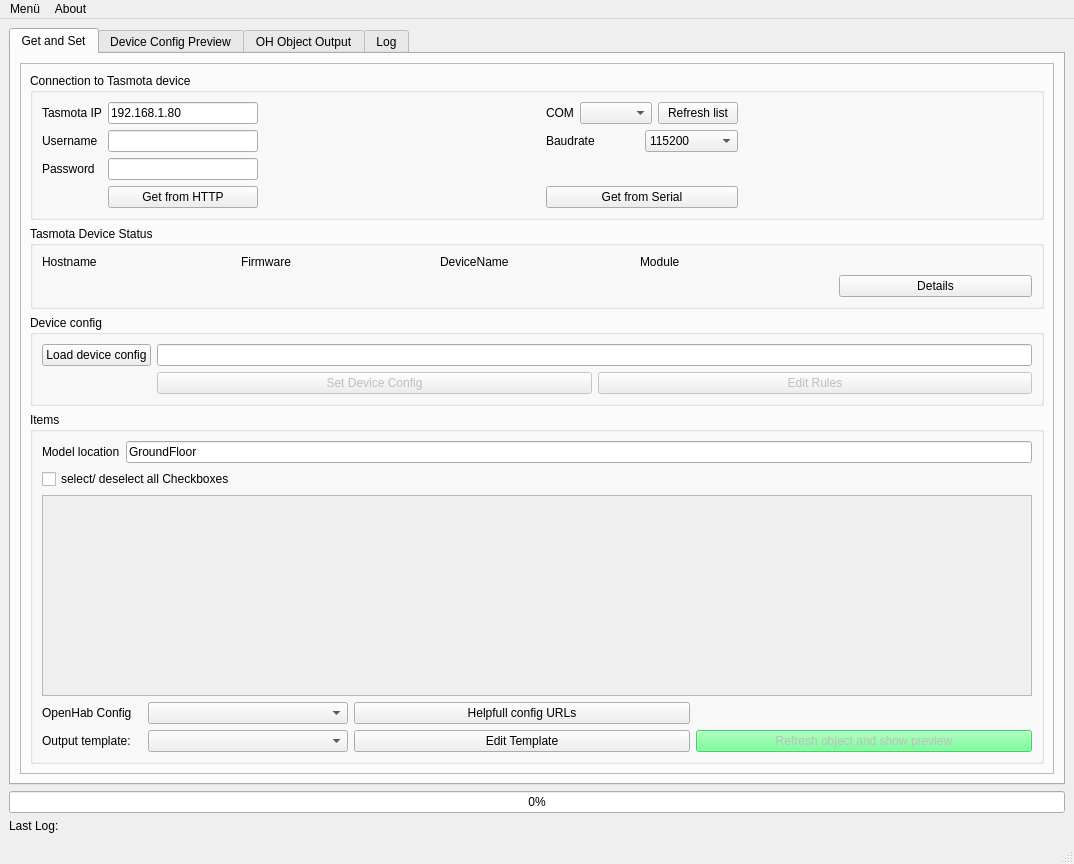
Before: the Qt Designer form tasmohabUI.ui in Gifford47/tasmohab, drawn with Qt 5.
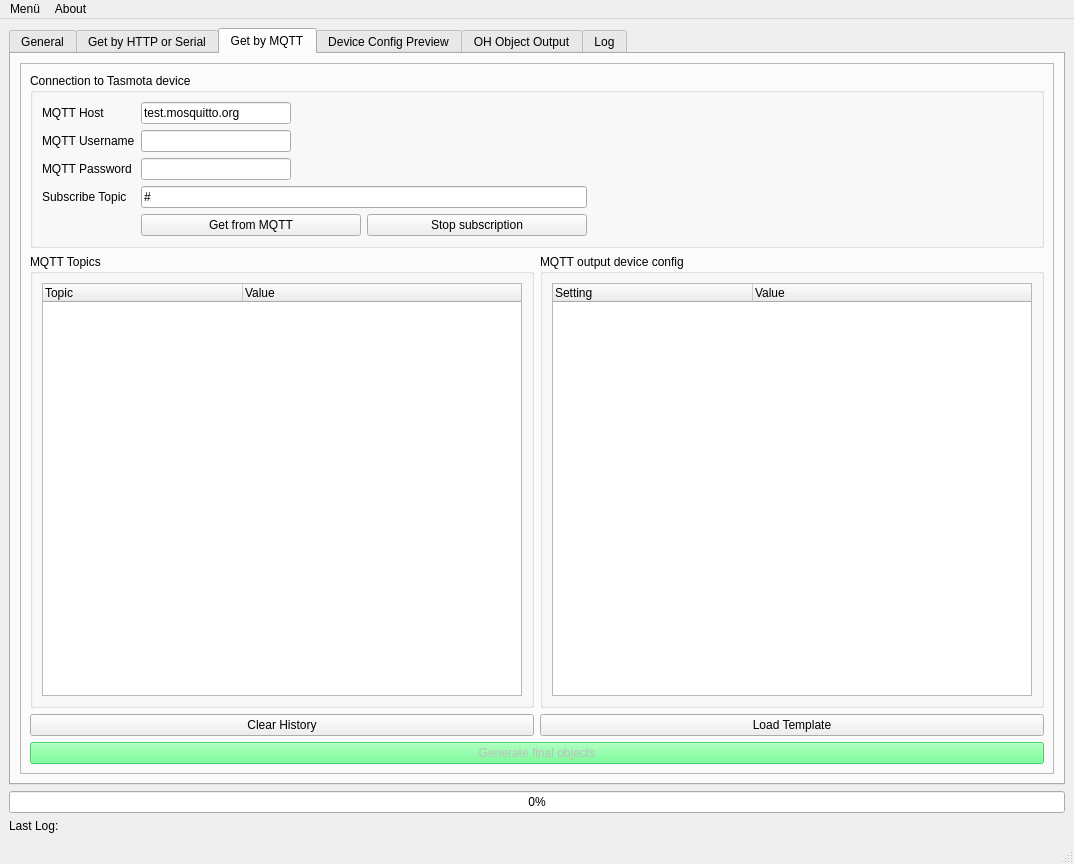
After: the same form once the commit is applied. The open tabs and pages were chosen to show the change. Icons and pictures are not drawn.

Commit message: added mqtt functionality to include devices via mqtt topic data

Diff of the .ui file:
```diff
--- a/tasmohabUI.ui
+++ b/tasmohabUI.ui
@@ -22,7 +22,128 @@
       </property>
       <widget class="QWidget" name="tab">
        <attribute name="title">
-        <string>Get and Set</string>
+        <string>General</string>
+       </attribute>
+       <layout class="QVBoxLayout" name="verticalLayout_17">
+        <item>
+         <layout class="QVBoxLayout" name="verticalLayout_16">
+          <item>
+           <layout class="QGridLayout" name="gridLayout_22">
+            <item row="1" column="0">
+             <widget class="QLabel" name="label_18">
+              <property name="toolTip">
+               <string>Select the right OpenHab config (definded in tasmohab.cfg)</string>
+              </property>
+              <property name="toolTipDuration">
+               <number>-1</number>
+              </property>
+              <property name="statusTip">
+               <string/>
+              </property>
+              <property name="whatsThis">
+               <string/>
+              </property>
+              <property name="text">
+               <string>OpenHab Config</string>
+              </property>
+              <property name="textInteractionFlags">
+               <set>Qt::NoTextInteraction</set>
+              </property>
+             </widget>
+            </item>
+            <item row="1" column="1">
+             <widget class="QComboBox" name="cmb_outp_format">
+              <property name="maximumSize">
+               <size>
+                <width>200</width>
+                <height>16777215</height>
+               </size>
+              </property>
+              <property name="toolTip">
+               <string>select the right OH config (tasmohab.cfg)</string>
+              </property>
+              <property name="layoutDirection">
+               <enum>Qt::LeftToRight</enum>
+              </property>
+             </widget>
+            </item>
+            <item row="2" column="2">
+             <widget class="QPushButton" name="btn_edittmpl">
+              <property name="toolTip">
+               <string>&lt;html&gt;&lt;head/&gt;&lt;body&gt;&lt;p&gt;Opens an associated editor (i.e. notepad) for the *.tpl files (selected template).&lt;/p&gt;&lt;/body&gt;&lt;/html&gt;</string>
+              </property>
+              <property name="text">
+               <string>Edit Template</string>
+              </property>
+             </widget>
+            </item>
+            <item row="2" column="1">
+             <widget class="QComboBox" name="cmb_template">
+              <property name="maximumSize">
+               <size>
+                <width>200</width>
+                <height>16777215</height>
+               </size>
+              </property>
+              <property name="toolTip">
+               <string>&lt;html&gt;&lt;head/&gt;&lt;body&gt;&lt;p&gt;choose the right output format (txt or API) defined in template files (... ohgen/templates/MyTemplateFile.tpl)&lt;/p&gt;&lt;/body&gt;&lt;/html&gt;</string>
+              </property>
+              <property name="layoutDirection">
+               <enum>Qt::LeftToRight</enum>
+              </property>
+             </widget>
+            </item>
+            <item row="2" column="0">
+             <widget class="QLabel" name="label_19">
+              <property name="maximumSize">
+               <size>
+                <width>100</width>
+                <height>16777215</height>
+               </size>
+              </property>
+              <property name="toolTip">
+               <string>choose the right output format defined in template files (... ohgen/templates/MyTemplateFile.tpl)</string>
+              </property>
+              <property name="text">
+               <string>Output template:</string>
+              </property>
+             </widget>
+            </item>
+            <item row="4" column="2">
+             <spacer name="verticalSpacer">
+              <property name="orientation">
+               <enum>Qt::Vertical</enum>
+              </property>
+              <property name="sizeHint" stdset="0">
+               <size>
+                <width>20</width>
+                <height>40</height>
+               </size>
+              </property>
+             </spacer>
+            </item>
+            <item row="5" column="0">
+             <layout class="QVBoxLayout" name="verticalLayout_20"/>
+            </item>
+           </layout>
+          </item>
+          <item>
+           <widget class="QPushButton" name="btn_helpfullurls">
+            <property name="toolTip">
+             <string>&lt;html&gt;&lt;head/&gt;&lt;body&gt;&lt;p&gt;URL can be edited in tasmohab.cfg.&lt;/p&gt;&lt;/body&gt;&lt;/html&gt;</string>
+            </property>
+            <property name="text">
+             <string>Helpfull config URLs</string>
+            </property>
+           </widget>
+          </item>
+         </layout>
+        </item>
+       </layout>
+      </widget>
+      <widget class="QWidget" name="tab2">
+       <attribute name="title">
+        <string>Get by HTTP or Serial</string>
        </attribute>
        <layout class="QVBoxLayout" name="verticalLayout_3">
         <item>
@@ -306,25 +427,12 @@
            <item>
             <widget class="QGroupBox" name="groupBox_2">
              <property name="title">
-              <string>Device config</string>
+              <string>Device Configuration</string>
              </property>
              <layout class="QVBoxLayout" name="verticalLayout_5">
               <item>
                <layout class="QGridLayout" name="gridLayout_4">
-                <item row="0" column="1">
-                 <widget class="QLineEdit" name="txt_config_file_path"/>
-                </item>
                 <item row="0" column="0">
-                 <widget class="QPushButton" name="btn_load_object">
-                  <property name="toolTip">
-                   <string>&lt;html&gt;&lt;head/&gt;&lt;body&gt;&lt;p&gt;loads a predefined config file for the tasmota device.&lt;/p&gt;&lt;p&gt;You can use this to restore settings from another tasmota device to a new one.&lt;/p&gt;&lt;/body&gt;&lt;/html&gt;</string>
-                  </property>
-                  <property name="text">
-                   <string>Load device config</string>
-                  </property>
-                 </widget>
-                </item>
-                <item row="1" column="1">
                  <layout class="QHBoxLayout" name="horizontalLayout">
                   <item>
                    <widget class="QPushButton" name="btn_set_dev_conf">
@@ -400,7 +508,7 @@
                      <x>0</x>
                      <y>0</y>
                      <width>972</width>
-                     <height>86</height>
+                     <height>156</height>
                     </rect>
                    </property>
                    <layout class="QGridLayout" name="gridLayout_17"/>
@@ -414,70 +522,6 @@
                 <item row="7" column="0">
                  <layout class="QGridLayout" name="gridLayout_10">
                   <item row="0" column="0">
-                   <widget class="QLabel" name="label_11">
-                    <property name="toolTip">
-                     <string>Select the right OpenHab config (definded in tasmohab.cfg)</string>
-                    </property>
-                    <property name="toolTipDuration">
-                     <number>-1</number>
-                    </property>
-                    <property name="statusTip">
-                     <string/>
-                    </property>
-                    <property name="whatsThis">
-                     <string/>
-                    </property>
-                    <property name="text">
-                     <string>OpenHab Config</string>
-                    </property>
-                    <property name="textInteractionFlags">
-                     <set>Qt::NoTextInteraction</set>
-                    </property>
-                   </widget>
-                  </item>
-                  <item row="0" column="1">
-                   <widget class="QComboBox" name="cmb_outp_format">
-                    <property name="maximumSize">
-                     <size>
-                      <width>200</width>
-                      <height>16777215</height>
-                     </size>
-                    </property>
-                    <property name="toolTip">
-                     <string>select the right OH config (tasmohab.cfg)</string>
-                    </property>
-                    <property name="layoutDirection">
-                     <enum>Qt::LeftToRight</enum>
-                    </property>
-                   </widget>
-                  </item>
-                  <item row="1" column="2">
-                   <widget class="QPushButton" name="btn_edittmpl">
-                    <property name="toolTip">
-                     <string>&lt;html&gt;&lt;head/&gt;&lt;body&gt;&lt;p&gt;Opens an associated editor (i.e. notepad) for the *.tpl files (selected template).&lt;/p&gt;&lt;/body&gt;&lt;/html&gt;</string>
-                    </property>
-                    <property name="text">
-                     <string>Edit Template</string>
-                    </property>
-                   </widget>
-                  </item>
-                  <item row="1" column="1">
-                   <widget class="QComboBox" name="cmb_template">
-                    <property name="maximumSize">
-                     <size>
-                      <width>200</width>
-                      <height>16777215</height>
-                     </size>
-                    </property>
-                    <property name="toolTip">
-                     <string>&lt;html&gt;&lt;head/&gt;&lt;body&gt;&lt;p&gt;choose the right output format (txt or API) defined in template files (... ohgen/templates/MyTemplateFile.tpl)&lt;/p&gt;&lt;/body&gt;&lt;/html&gt;</string>
-                    </property>
-                    <property name="layoutDirection">
-                     <enum>Qt::LeftToRight</enum>
-                    </property>
-                   </widget>
-                  </item>
-                  <item row="1" column="3">
                    <widget class="QPushButton" name="btn_refr_obj_data">
                     <property name="enabled">
                      <bool>false</bool>
@@ -504,32 +548,6 @@
                     </property>
                    </widget>
                   </item>
-                  <item row="1" column="0">
-                   <widget class="QLabel" name="label_10">
-                    <property name="maximumSize">
-                     <size>
-                      <width>100</width>
-                      <height>16777215</height>
-                     </size>
-                    </property>
-                    <property name="toolTip">
-                     <string>choose the right output format defined in template files (... ohgen/templates/MyTemplateFile.tpl)</string>
-                    </property>
-                    <property name="text">
-                     <string>Output template:</string>
-                    </property>
-                   </widget>
-                  </item>
-                  <item row="0" column="2">
-                   <widget class="QPushButton" name="btn_helpfullurls">
-                    <property name="toolTip">
-                     <string>&lt;html&gt;&lt;head/&gt;&lt;body&gt;&lt;p&gt;URL can be edited in tasmohab.cfg.&lt;/p&gt;&lt;/body&gt;&lt;/html&gt;</string>
-                    </property>
-                    <property name="text">
-                     <string>Helpfull config URLs</string>
-                    </property>
-                   </widget>
-                  </item>
                  </layout>
                 </item>
                </layout>
@@ -542,7 +560,261 @@
         </item>
        </layout>
       </widget>
-      <widget class="QWidget" name="tab_2">
+      <widget class="QWidget" name="tab3">
+       <attribute name="title">
+        <string>Get by MQTT</string>
+       </attribute>
+       <layout class="QVBoxLayout" name="verticalLayout_19">
+        <item>
+         <layout class="QVBoxLayout" name="verticalLayout_18">
+          <item>
+           <widget class="QFrame" name="frame_2">
+            <property name="toolTipDuration">
+             <number>-1</number>
+            </property>
+            <property name="frameShape">
+             <enum>QFrame::StyledPanel</enum>
+            </property>
+            <property name="frameShadow">
+             <enum>QFrame::Raised</enum>
+            </property>
+            <layout class="QVBoxLayout" name="verticalLayout_12">
+             <item>
+              <widget class="QGroupBox" name="groupBox_5">
+               <property name="title">
+                <string>Connection to Tasmota device</string>
+               </property>
+               <layout class="QVBoxLayout" name="verticalLayout_13">
+                <item>
+                 <layout class="QGridLayout" name="gridLayout_20">
+                  <item row="3" column="0">
+                   <widget class="QLabel" name="label_16">
+                    <property name="text">
+                     <string>Subscribe Topic</string>
+                    </property>
+                   </widget>
+                  </item>
+                  <item row="1" column="1">
+                   <widget class="QLineEdit" name="txt_mqttuser">
+                    <property name="maximumSize">
+                     <size>
+                      <width>150</width>
+                      <height>16777215</height>
+                     </size>
+                    </property>
+                   </widget>
+                  </item>
+                  <item row="0" column="1">
+                   <widget class="QLineEdit" name="txt_mqtthost">
+                    <property name="maximumSize">
+                     <size>
+                      <width>150</width>
+                      <height>16777215</height>
+                     </size>
+                    </property>
+                    <property name="text">
+                     <string>test.mosquitto.org</string>
+                    </property>
+                   </widget>
+                  </item>
+                  <item row="2" column="1">
+                   <widget class="QLineEdit" name="txt_mqttpass">
+                    <property name="maximumSize">
+                     <size>
+                      <width>150</width>
+                      <height>16777215</height>
+                     </size>
+                    </property>
+                    <property name="echoMode">
+                     <enum>QLineEdit::PasswordEchoOnEdit</enum>
+                    </property>
+                   </widget>
+                  </item>
+                  <item row="2" column="0">
+                   <widget class="QLabel" name="label_15">
+                    <property name="text">
+                     <string>MQTT Password</string>
+                    </property>
+                   </widget>
+                  </item>
+                  <item row="1" column="0">
+                   <widget class="QLabel" name="label_14">
+                    <property name="text">
+                     <string>MQTT Username</string>
+                    </property>
+                   </widget>
+                  </item>
+                  <item row="0" column="0">
+                   <widget class="QLabel" name="label_17">
+                    <property name="text">
+                     <string>MQTT Host</string>
+                    </property>
+                   </widget>
+                  </item>
+                  <item row="1" column="3">
+                   <spacer name="horizontalSpacer_3">
+                    <property name="orientation">
+                     <enum>Qt::Horizontal</enum>
+                    </property>
+                    <property name="sizeHint" stdset="0">
+                     <size>
+                      <width>40</width>
+                      <height>20</height>
+                     </size>
+                    </property>
+                   </spacer>
+                  </item>
+                  <item row="3" column="1">
+                   <widget class="QLineEdit" name="txt_subsTopic">
+                    <property name="text">
+                     <string>#</string>
+                    </property>
+                   </widget>
+                  </item>
+                  <item row="4" column="1">
+                   <layout class="QHBoxLayout" name="horizontalLayout_2">
+                    <item>
+                     <widget class="QPushButton" name="btn_get_mqtt">
+                      <property name="enabled">
+                       <bool>true</bool>
+                      </property>
+                      <property name="toolTip">
+                       <string>get data from tasmota device by http</string>
+                      </property>
+                      <property name="text">
+                       <string>Get from MQTT</string>
+                      </property>
+                     </widget>
+                    </item>
+                    <item>
+                     <widget class="QPushButton" name="btn_stopmqtt">
+                      <property name="text">
+                       <string>Stop subscription</string>
+                      </property>
+                     </widget>
+                    </item>
+                   </layout>
+                  </item>
+                 </layout>
+                </item>
+               </layout>
+              </widget>
+             </item>
+             <item>
+              <layout class="QGridLayout" name="gridLayout_21">
+               <item row="0" column="1">
+                <widget class="QGroupBox" name="groupBox_7">
+                 <property name="title">
+                  <string>MQTT output device config</string>
+                 </property>
+                 <layout class="QVBoxLayout" name="verticalLayout_15">
+                  <item>
+                   <widget class="QTreeWidget" name="tree_yamlconfig">
+                    <property name="contextMenuPolicy">
+                     <enum>Qt::CustomContextMenu</enum>
+                    </property>
+                    <property name="dragEnabled">
+                     <bool>false</bool>
+                    </property>
+                    <property name="dragDropOverwriteMode">
+                     <bool>false</bool>
+                    </property>
+                    <attribute name="headerCascadingSectionResizes">
+                     <bool>false</bool>
+                    </attribute>
+                    <attribute name="headerDefaultSectionSize">
+                     <number>200</number>
+                    </attribute>
+                    <attribute name="headerMinimumSectionSize">
+                     <number>200</number>
+                    </attribute>
+                    <column>
+                     <property name="text">
+                      <string>Setting</string>
+                     </property>
+                    </column>
+                    <column>
+                     <property name="text">
+                      <string>Value</string>
+                     </property>
+                    </column>
+                   </widget>
+                  </item>
+                 </layout>
+                </widget>
+               </item>
+               <item row="1" column="1">
+                <widget class="QPushButton" name="btn_load_template">
+                 <property name="enabled">
+                  <bool>true</bool>
+                 </property>
+                 <property name="text">
+                  <string>Load Template</string>
+                 </property>
+                </widget>
+               </item>
+               <item row="1" column="0">
+                <widget class="QPushButton" name="btn_clearmqtthist">
+                 <property name="text">
+                  <string>Clear History</string>
+                 </property>
+                </widget>
+               </item>
+               <item row="0" column="0">
+                <widget class="QGroupBox" name="groupBox_6">
+                 <property name="title">
+                  <string>MQTT Topics</string>
+                 </property>
+                 <layout class="QVBoxLayout" name="verticalLayout_14">
+                  <item>
+                   <widget class="QTreeWidget" name="tree_mqttbus">
+                    <attribute name="headerDefaultSectionSize">
+                     <number>200</number>
+                    </attribute>
+                    <attribute name="headerMinimumSectionSize">
+                     <number>200</number>
+                    </attribute>
+                    <column>
+                     <property name="text">
+                      <string>Topic</string>
+                     </property>
+                    </column>
+                    <column>
+                     <property name="text">
+                      <string>Value</string>
+                     </property>
+                    </column>
+                   </widget>
+                  </item>
+                 </layout>
+                </widget>
+               </item>
+              </layout>
+             </item>
+             <item>
+              <widget class="QPushButton" name="btn_gen_fin_objts_mqtt">
+               <property name="enabled">
+                <bool>false</bool>
+               </property>
+               <property name="toolTip">
+                <string>&lt;html&gt;&lt;head/&gt;&lt;body&gt;&lt;p&gt;The YAML config is translated to JSON. The selected template file is then performed.&lt;/p&gt;&lt;/body&gt;&lt;/html&gt;</string>
+               </property>
+               <property name="styleSheet">
+                <string notr="true">background-color: rgb(85, 255, 127);</string>
+               </property>
+               <property name="text">
+                <string>Generate final objects</string>
+               </property>
+              </widget>
+             </item>
+            </layout>
+           </widget>
+          </item>
+         </layout>
+        </item>
+       </layout>
+      </widget>
+      <widget class="QWidget" name="tab4">
        <attribute name="title">
         <string>Device Config Preview</string>
        </attribute>
@@ -620,6 +892,39 @@
               </property>
              </widget>
             </item>
+            <item row="0" column="1">
+             <widget class="QPushButton" name="btn_show_json_config">
+              <property name="toolTip">
+               <string>&lt;html&gt;&lt;head/&gt;&lt;body&gt;&lt;p&gt;The YAML configuration is translated to JSON.&lt;/p&gt;&lt;p&gt;The JSON format is used to apply the selected template.&lt;/p&gt;&lt;/body&gt;&lt;/html&gt;</string>
+              </property>
+              <property name="text">
+               <string>Show current Json Object</string>
+              </property>
+             </widget>
+            </item>
+            <item row="1" column="0">
+             <widget class="QPushButton" name="btn_load_object">
+              <property name="toolTip">
+               <string>&lt;html&gt;&lt;head/&gt;&lt;body&gt;&lt;p&gt;loads a predefined config file for the tasmota device.&lt;/p&gt;&lt;p&gt;You can use this to restore settings from another tasmota device to a new one.&lt;/p&gt;&lt;/body&gt;&lt;/html&gt;</string>
+              </property>
+              <property name="text">
+               <string>Load device config</string>
+              </property>
+             </widget>
+            </item>
+            <item row="1" column="1">
+             <widget class="QLineEdit" name="txt_config_file_path"/>
+            </item>
+            <item row="2" column="0">
+             <widget class="QPushButton" name="btn_save_config">
+              <property name="toolTip">
+               <string>Save the above configuration to a file.</string>
+              </property>
+              <property name="text">
+               <string>Save YAML Device Config</string>
+              </property>
+             </widget>
+            </item>
            </layout>
           </item>
          </layout>
```
Left out of the diff: 31 changed lines with no effect on the pictures. The commit also changes 5 other files.
